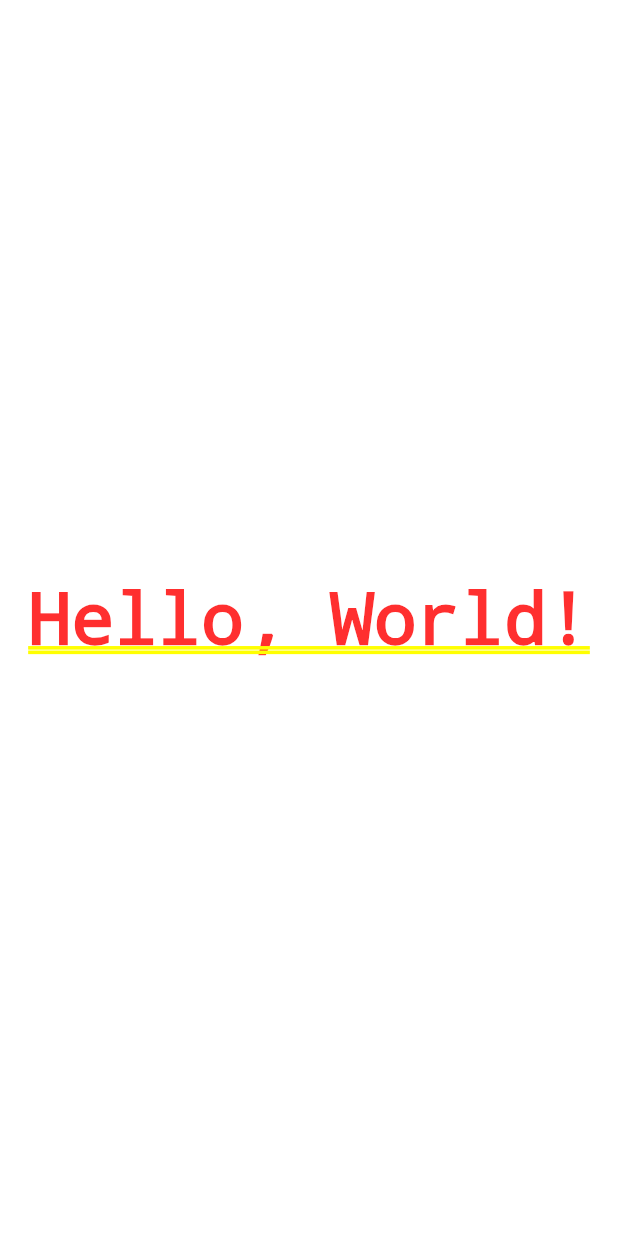
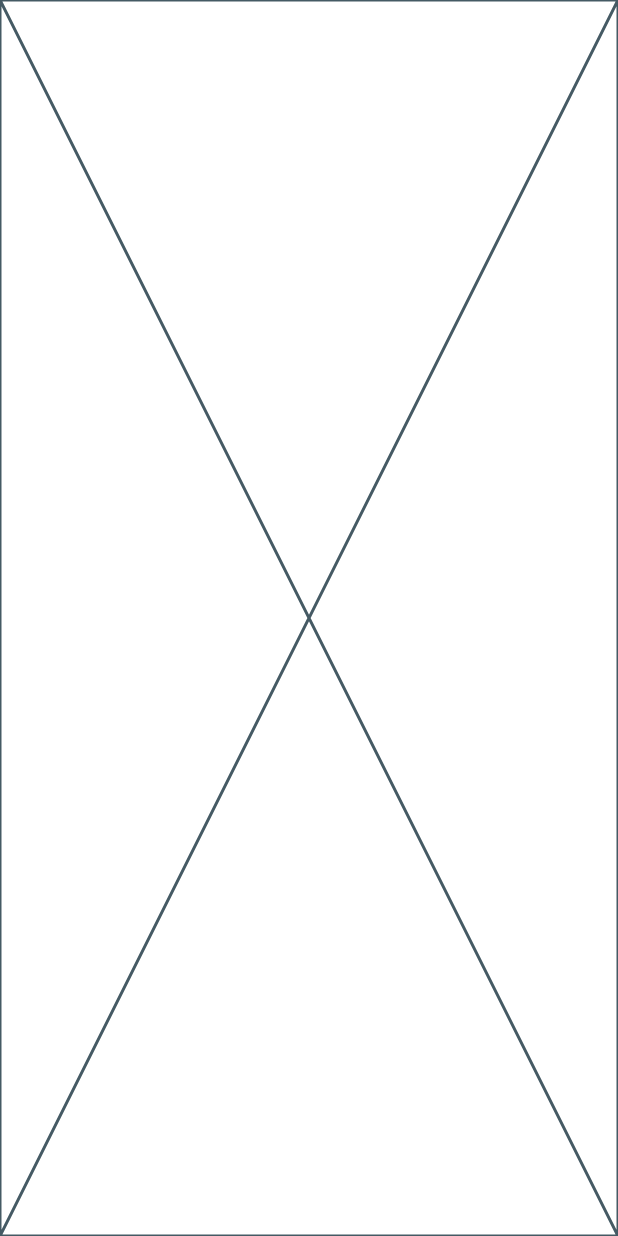
Before and after one commit to francids/anaquel, a Flutter app: the screen it shows after launch, on a phone screen of 412 x 824 dp. Run offline on Flutter 3.47's test engine with Material 3 defaults, Android fonts, the light colour scheme and no system bars; missing offline and left inert: forui.

Commit message:
feat: create screens and link them to the main

```diff
--- a/lib/main.dart
+++ b/lib/main.dart
@@ -1,7 +1,14 @@
 import 'package:flutter/material.dart';
 import 'package:flutter/services.dart';
 
+// ForUI
 import 'package:forui/forui.dart';
+
+// Screens
+import 'package:anaquel/screens/books_screen.dart';
+import 'package:anaquel/screens/principal_screen.dart';
+import 'package:anaquel/screens/profile_screen.dart';
+import 'package:anaquel/screens/schedules_screen.dart';
 
 void main() {
   runApp(const Application());
@@ -13,6 +20,20 @@ class Application extends StatefulWidget {
   @override
   State<Application> createState() => _ApplicationState();
 }
+
+List<String> _titles = [
+  'Anaquel',
+  'Libros',
+  'Horarios de lectura',
+  'Perfil',
+];
+
+List<Widget> _screens = [
+  const PrincipalScreen(),
+  const BooksScreen(),
+  const SchedulesScreen(),
+  const ProfileScreen(),
+];
 
 class _ApplicationState extends State<Application> {
   int index = 0;
@@ -39,12 +60,14 @@ class _ApplicationState extends State<Application> {
       },
       home: FScaffold(
         header: FHeader(
-          title: const Text('Anaquel'),
+          title: Text(_titles[index]),
           style: FRootHeaderStyle(
-            titleTextStyle: const TextStyle(
+            titleTextStyle: TextStyle(
               fontSize: 24,
-              color: Color(0xFF941932),
-              fontWeight: FontWeight.w900,
+              color: index == 0
+                  ? const Color(0xFF941932)
+                  : const Color(0xFF050505),
+              fontWeight: index == 0 ? FontWeight.w800 : FontWeight.w600,
             ),
             actionSpacing: 16,
             actionStyle: FHeaderActionStyle(
@@ -56,9 +79,7 @@ class _ApplicationState extends State<Application> {
           ),
         ),
         contentPad: false,
-        content: const Center(
-          child: Text('Hello, World!'),
-        ),
+        content: _screens[index],
         footer: Padding(
           padding: const EdgeInsets.symmetric(horizontal: 12),
           child: FBottomNavigationBar(
--- /dev/null
+++ b/lib/screens/principal_screen.dart
@@ -0,0 +1,10 @@
+import 'package:flutter/material.dart';
+
+class PrincipalScreen extends StatelessWidget {
+  const PrincipalScreen({super.key});
+
+  @override
+  Widget build(BuildContext context) {
+    return const Placeholder();
+  }
+}
```
Also changed, not shown: lib/screens/books_screen.dart (added, +10 -0 lines), lib/screens/profile_screen.dart (added, +10 -0 lines), lib/screens/schedules_screen.dart (added, +10 -0 lines).
